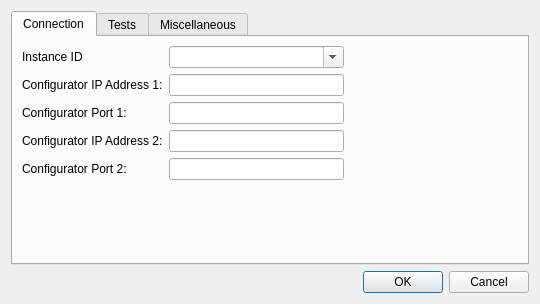
Above: TestSuite/TestSuiteDialogSettings.ui from whiteman-kr/u7set before the change. Below: the same form after it.
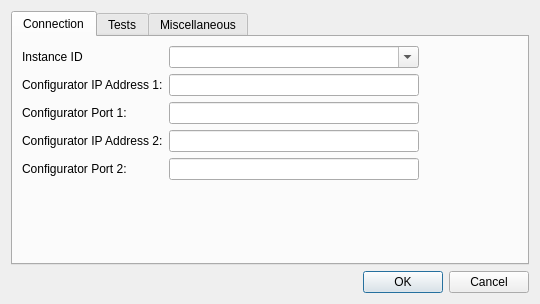
That is the form after the change. The open tabs and pages were chosen to show the change.

Commit message: RPCT-3410, TestSuite: Running tests, added status bars, statistics etc

What changed in the file:
```diff
--- a/TestSuite/TestSuiteDialogSettings.ui
+++ b/TestSuite/TestSuiteDialogSettings.ui
@@ -33,6 +33,12 @@
        </item>
        <item row="0" column="1">
         <widget class="QComboBox" name="m_instanceCombo">
+         <property name="minimumSize">
+          <size>
+           <width>250</width>
+           <height>0</height>
+          </size>
+         </property>
          <property name="editable">
           <bool>true</bool>
          </property>
```
Left out of the diff: 2 changed lines with no effect on the pictures. The commit also changes 23 other files.
